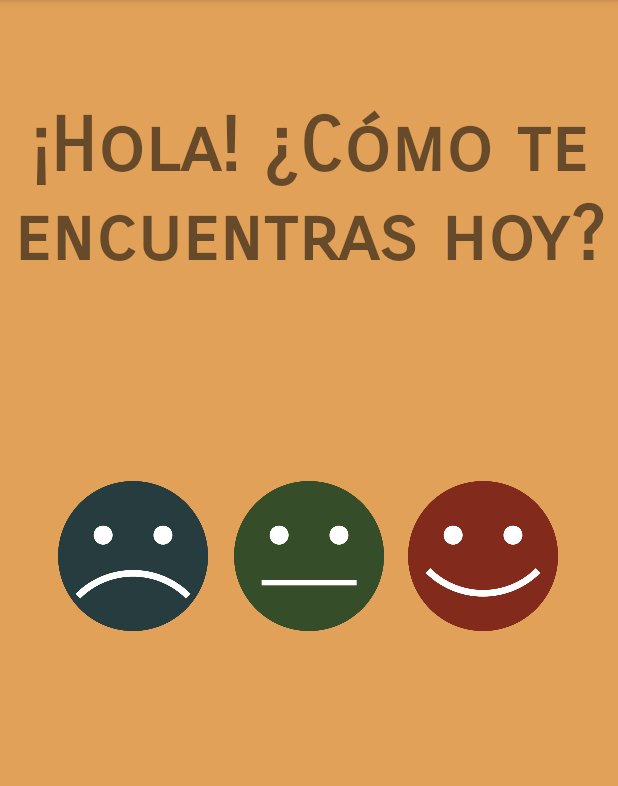
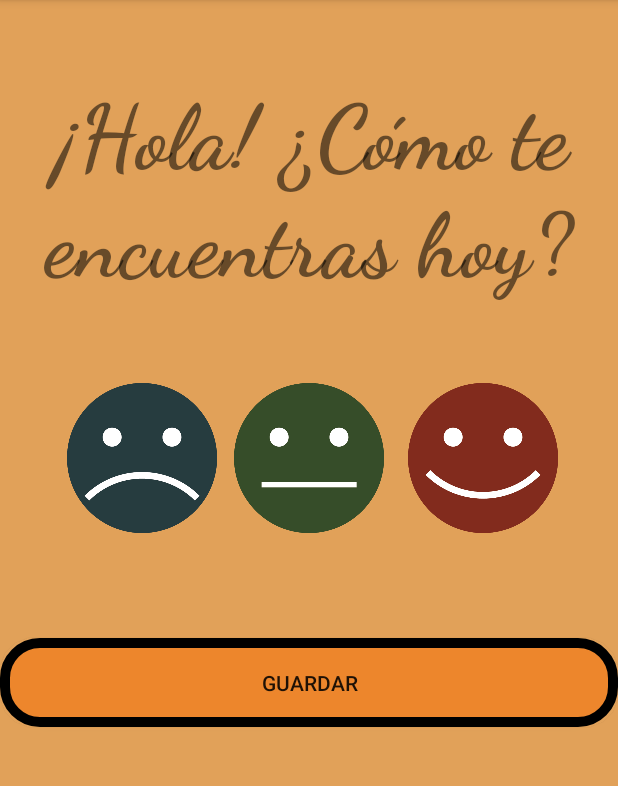
Before and after one commit to EmiMLG/HappyLevel, an Android app: the screen it shows after launch (MainActivity), on a phone screen of 412 x 824 dp, the part 84-870 px from its top. Run offline under Robolectric (Android 15) with nearby library versions, the phone set to English and light mode, and no system bars; our stand-ins replace ButterKnife.

Commit message:
added redondear

```diff
--- a/app/src/main/java/es/telefonica/talentum/myapplication/MainActivity.java
+++ b/app/src/main/java/es/telefonica/talentum/myapplication/MainActivity.java
@@ -16,12 +16,22 @@ public class MainActivity extends AppCompatActivity {
     @BindView(R.id.activity_main___button_normal)ImageView buttonNormal;
     @BindView(R.id.activity_main___button_sad)ImageView buttonSad;
 
+    private static final int HAPPY_BUTTON = 0;
+    private static final int NORMAL_BUTTON = 1;
+    private static final int SAD_BUTTON = 2;
+
 
     @Override
     protected void onCreate(Bundle savedInstanceState) {
         super.onCreate(savedInstanceState);
         setContentView(R.layout.activity_main);
         ButterKnife.bind(this);
+
+        ImageView[]buttons = {
+                buttonSad,
+                buttonNormal,
+                buttonHappy,
+        };
 
 
         buttonHappy.setOnClickListener(new View.OnClickListener() {
@@ -46,5 +56,6 @@ public class MainActivity extends AppCompatActivity {
         });
 
 
+
     }
 }
--- a/app/src/main/res/drawable/button_selector_happy.xml
+++ b/app/src/main/res/drawable/button_selector_happy.xml
@@ -3,4 +3,6 @@
     <item android:drawable="@drawable/happy_off" android:state_selected="true"/>
     <item  android:drawable="@drawable/happy" android:state_pressed="true"/>
     <item android:drawable="@drawable/happy_off"/>
+    <item android:drawable="@drawable/happy" android:state_active="true"/>
+
 </selector>
--- /dev/null
+++ b/app/src/main/res/drawable/redondear.xml
@@ -0,0 +1,14 @@
+<?xml version="1.0" encoding="utf-8"?>
+<shape xmlns:android="http://schemas.android.com/apk/res/android" android:shape="rectangle">
+    <solid android:color="#ed862c"/>
+    <stroke
+        android:color="#000000"
+        android:width="10px"
+        />
+    <padding android:left="1dp"
+        android:top="1dp"
+        android:right="1dp"
+        android:bottom="1dp"/>
+    <corners
+        android:radius="35px"/>
+</shape>
--- a/app/src/main/res/layout/activity_main.xml
+++ b/app/src/main/res/layout/activity_main.xml
@@ -16,10 +16,10 @@
         android:layout_width="match_parent"
         android:layout_height="255dp"
         android:text="¡Hola! ¿Cómo te encuentras hoy?"
-        android:textSize="50sp"
+        android:textSize="60sp"
         android:gravity="center"
         android:textAlignment="center"
-        android:fontFamily="sans-serif-smallcaps"
+        android:fontFamily="cursive"
         android:textStyle="bold"
         />
 
@@ -42,17 +42,25 @@
         android:layout_marginLeft="16dp"
         android:layout_marginStart="16dp" />
 
+    <Button
+        android:id="@+id/activity_main___button_save"
+        android:text="Guardar"
+        android:layout_marginTop="70dp"
+        android:layout_width="match_parent"
+        android:layout_height="59dp"
+        android:layout_below="@id/activity_main___button_sad"
+        android:background="@drawable/redondear"/>
+
     <ImageView
         android:src="@drawable/button_selector_sad"
         android:layout_width="100dp"
         android:layout_height="100dp"
-        android:layout_marginTop="65dp"
         android:id="@+id/activity_main___button_sad"
+        android:layout_marginRight="11dp"
+        android:layout_marginEnd="11dp"
         android:layout_below="@+id/activity_main___text_view"
         android:layout_toLeftOf="@+id/activity_main___button_normal"
-        android:layout_toStartOf="@+id/activity_main___button_normal"
-        android:layout_marginRight="17dp"
-        android:layout_marginEnd="17dp" />
+        android:layout_toStartOf="@+id/activity_main___button_normal" />
 
 
 </RelativeLayout>
```
